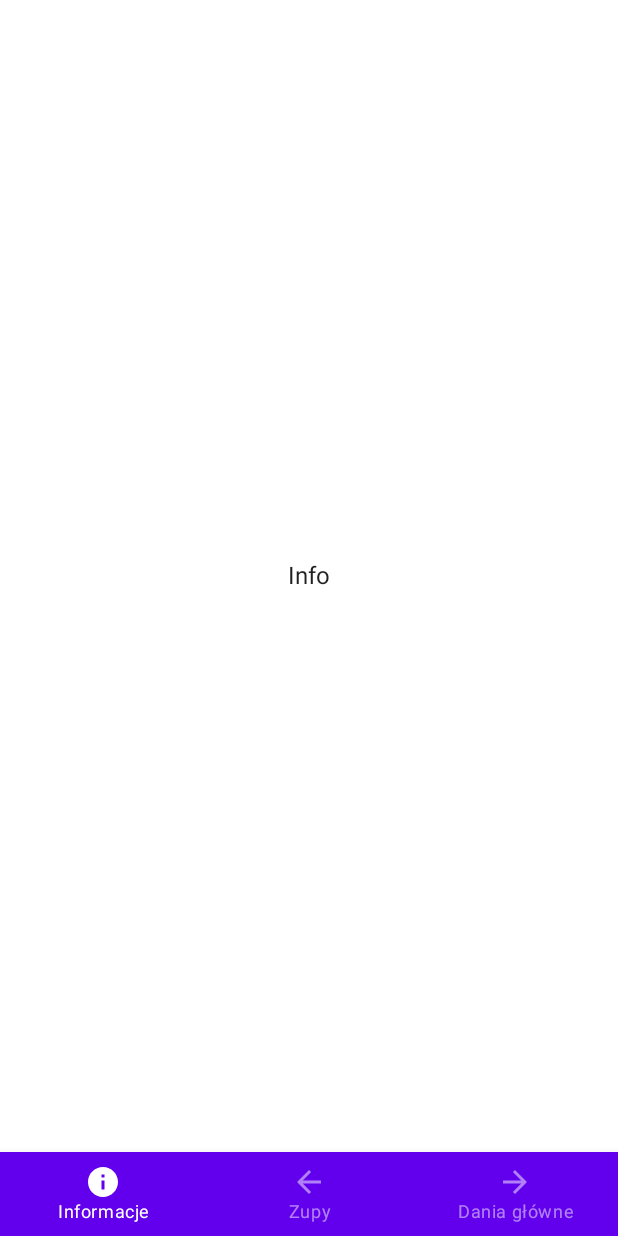
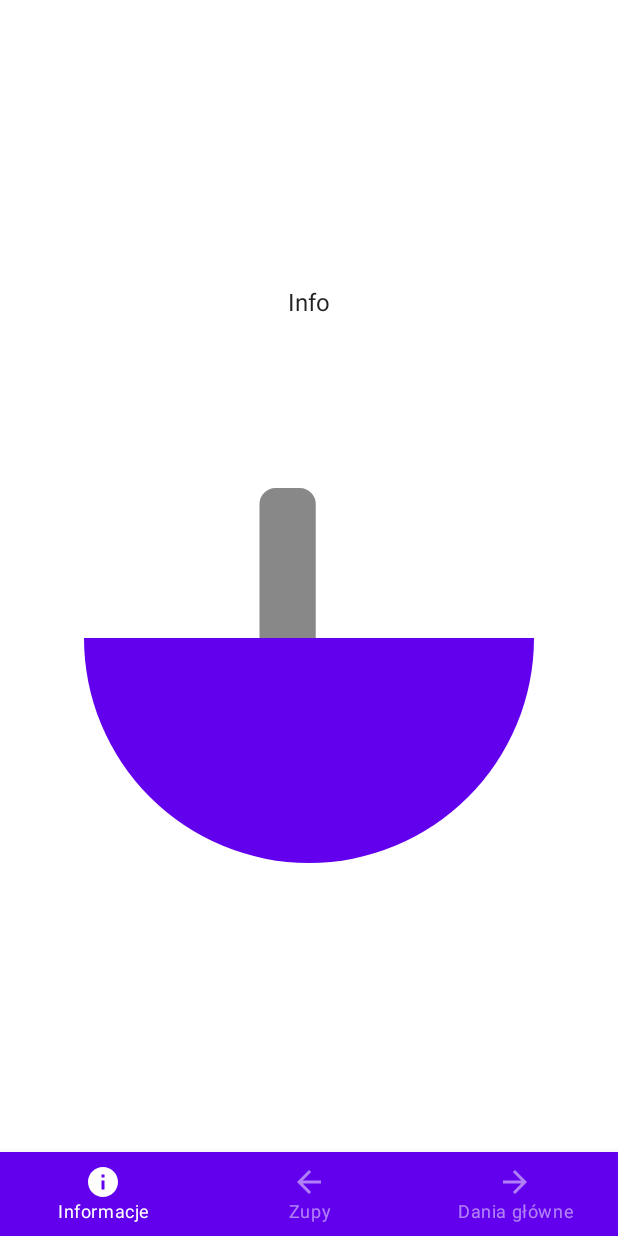
Before and after one commit to dawids21/Kochbuch, an Android app built with Jetpack Compose: the screen it shows after launch (MainActivity), on a phone screen of 412 x 824 dp. Run offline under Robolectric (Android 15) with nearby library versions, the phone set to English and light mode, and no system bars; our stand-ins replace Room's generated code, window size class.

Commit message:
feat: Create bowl animation

```diff
--- /dev/null
+++ b/app/src/main/java/xyz/stasiak/kochbuch/ui/main/info/InfoAnimation.kt
@@ -0,0 +1,64 @@
+package xyz.stasiak.kochbuch.ui.main.info
+
+import androidx.compose.animation.core.Animatable
+import androidx.compose.animation.core.LinearEasing
+import androidx.compose.animation.core.RepeatMode
+import androidx.compose.animation.core.infiniteRepeatable
+import androidx.compose.animation.core.tween
+import androidx.compose.foundation.Canvas
+import androidx.compose.foundation.layout.size
+import androidx.compose.material.MaterialTheme
+import androidx.compose.runtime.Composable
+import androidx.compose.runtime.LaunchedEffect
+import androidx.compose.runtime.remember
+import androidx.compose.ui.Modifier
+import androidx.compose.ui.geometry.CornerRadius
+import androidx.compose.ui.geometry.Offset
+import androidx.compose.ui.geometry.Size
+import androidx.compose.ui.graphics.Color
+import androidx.compose.ui.tooling.preview.Preview
+import androidx.compose.ui.unit.Dp
+import androidx.compose.ui.unit.dp
+import kotlinx.coroutines.launch
+
+@Composable
+fun InfoAnimation(size: Dp) {
+    val spoonPosition = remember {
+        Animatable(0f)
+    }
+    LaunchedEffect(spoonPosition) {
+        launch {
+            spoonPosition.animateTo(
+                1f, animationSpec = infiniteRepeatable(
+                    animation = tween(1000, easing = LinearEasing),
+                    repeatMode = RepeatMode.Reverse
+                )
+            )
+        }
+    }
+    val color = MaterialTheme.colors.primary
+    Canvas(modifier = Modifier.size(size),
+        onDraw = {
+            val sizePx = size.toPx()
+            val xPosition = sizePx / 5 + spoonPosition.value * (sizePx * 3 / 5 - sizePx / 8)
+            drawRoundRect(
+                color = Color.Gray,
+                topLeft = Offset(xPosition, sizePx / 6),
+                size = Size(sizePx / 8, sizePx / 2),
+                cornerRadius = CornerRadius(16f)
+            )
+            drawArc(
+                color = color,
+                startAngle = 0f,
+                sweepAngle = 180f,
+                useCenter = true,
+            )
+        }
+    )
+}
+
+@Preview
+@Composable
+fun InfoAnimationPreview() {
+    InfoAnimation(200.dp)
+}
--- a/app/src/main/java/xyz/stasiak/kochbuch/ui/main/info/InfoScreen.kt
+++ b/app/src/main/java/xyz/stasiak/kochbuch/ui/main/info/InfoScreen.kt
@@ -2,11 +2,14 @@ package xyz.stasiak.kochbuch.ui.main.info
 
 import androidx.compose.foundation.layout.Arrangement
 import androidx.compose.foundation.layout.Column
+import androidx.compose.foundation.layout.Spacer
 import androidx.compose.foundation.layout.fillMaxSize
+import androidx.compose.foundation.layout.height
 import androidx.compose.material.Text
 import androidx.compose.runtime.Composable
 import androidx.compose.ui.Alignment
 import androidx.compose.ui.Modifier
+import androidx.compose.ui.unit.dp
 
 @Composable
 fun InfoScreen(modifier: Modifier = Modifier) {
@@ -16,5 +19,7 @@ fun InfoScreen(modifier: Modifier = Modifier) {
         modifier = modifier.fillMaxSize()
     ) {
         Text(text = "Info")
+        Spacer(modifier = Modifier.height(64.dp))
+        InfoAnimation(300.dp)
     }
 }
```
